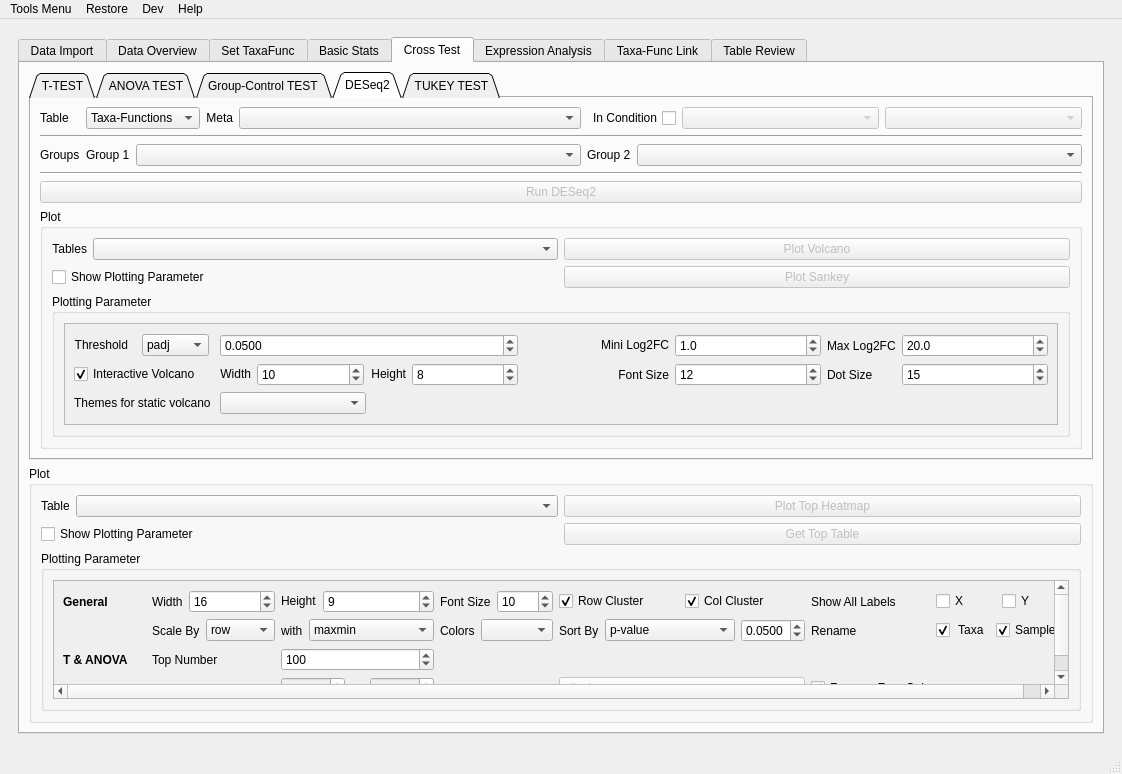
This is metax/gui/metax_gui/main_window.ui in byemaxx/MetaX as Qt 5 draws it before an edit. The edited form follows.
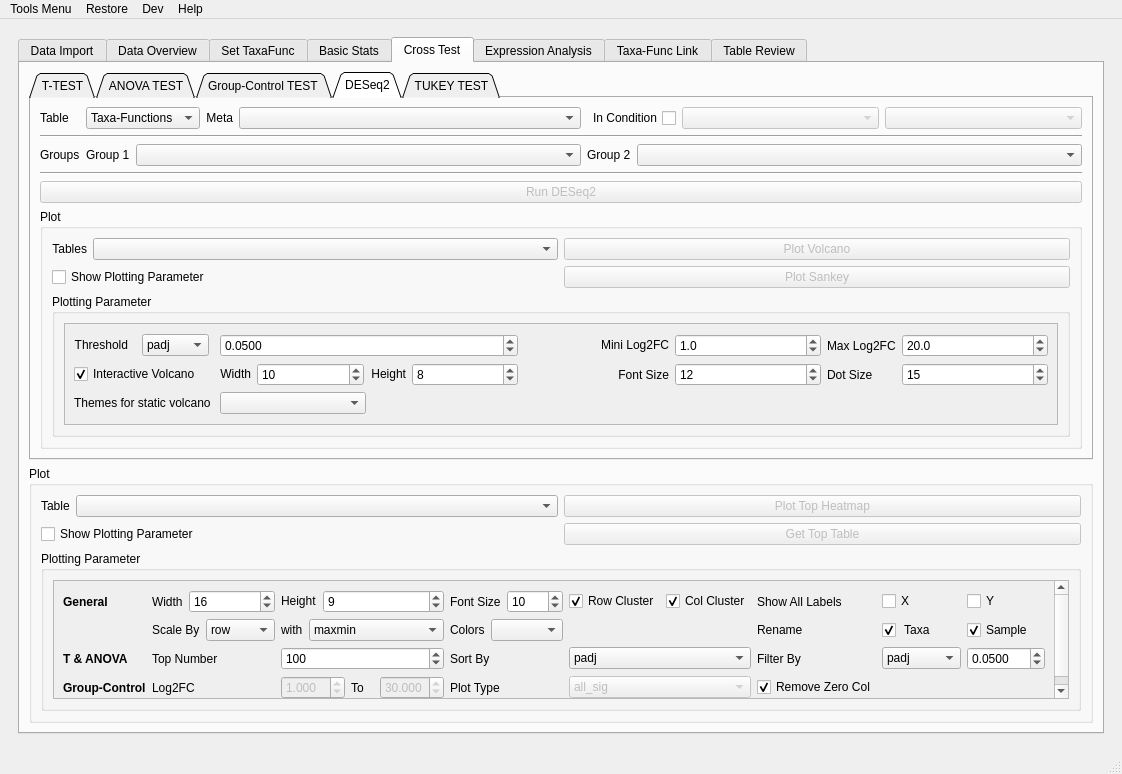
This is the edited form. The open tabs and pages were chosen to show the change.

```diff
--- a/metax/gui/metax_gui/main_window.ui
+++ b/metax/gui/metax_gui/main_window.ui
@@ -3738,12 +3738,12 @@
                       <rect>
                        <x>0</x>
                        <y>0</y>
-                       <width>1020</width>
-                       <height>126</height>
+                       <width>1003</width>
+                       <height>128</height>
                       </rect>
                      </property>
                      <layout class="QGridLayout" name="gridLayout_38">
-                      <item row="0" column="1">
+                      <item row="0" column="0">
                        <layout class="QGridLayout" name="gridLayout_51">
                         <item row="0" column="5">
                          <widget class="QLabel" name="label_131">
@@ -4266,106 +4266,6 @@
                           </property>
                          </widget>
                         </item>
-                        <item row="1" column="4">
-                         <layout class="QHBoxLayout" name="horizontalLayout_93">
-                          <item>
-                           <widget class="QLabel" name="label_57">
-                            <property name="sizePolicy">
-                             <sizepolicy hsizetype="Fixed" vsizetype="Preferred">
-                              <horstretch>0</horstretch>
-                              <verstretch>0</verstretch>
-                             </sizepolicy>
-                            </property>
-                            <property name="minimumSize">
-                             <size>
-                              <width>0</width>
-                              <height>0</height>
-                             </size>
-                            </property>
-                            <property name="maximumSize">
-                             <size>
-                              <width>16777215</width>
-                              <height>16777215</height>
-                             </size>
-                            </property>
-                            <property name="text">
-                             <string>Sort By</string>
-                            </property>
-                           </widget>
-                          </item>
-                          <item>
-                           <widget class="QComboBox" name="comboBox_top_heatmap_sort_type">
-                            <property name="sizePolicy">
-                             <sizepolicy hsizetype="Preferred" vsizetype="Fixed">
-                              <horstretch>0</horstretch>
-                              <verstretch>0</verstretch>
-                             </sizepolicy>
-                            </property>
-                            <property name="minimumSize">
-                             <size>
-                              <width>0</width>
-                              <height>0</height>
-                             </size>
-                            </property>
-                            <property name="maximumSize">
-                             <size>
-                              <width>16777215</width>
-                              <height>16777215</height>
-                             </size>
-                            </property>
-                            <item>
-                             <property name="text">
-                              <string>p-value</string>
-                             </property>
-                            </item>
-                            <item>
-                             <property name="text">
-                              <string>f-statistic (ANOVA)</string>
-                             </property>
-                            </item>
-                            <item>
-                             <property name="text">
-                              <string>t-statistic (T-Test)</string>
-                             </property>
-                            </item>
-                           </widget>
-                          </item>
-                          <item>
-                           <widget class="QDoubleSpinBox" name="doubleSpinBox_top_heatmap_pvalue">
-                            <property name="sizePolicy">
-                             <sizepolicy hsizetype="Preferred" vsizetype="Fixed">
-                              <horstretch>0</horstretch>
-                              <verstretch>0</verstretch>
-                             </sizepolicy>
-                            </property>
-                            <property name="minimumSize">
-                             <size>
-                              <width>0</width>
-                              <height>0</height>
-                             </size>
-                            </property>
-                            <property name="maximumSize">
-                             <size>
-                              <width>16777215</width>
-                              <height>16777215</height>
-                             </size>
-                            </property>
-                            <property name="decimals">
-                             <number>4</number>
-                            </property>
-                            <property name="maximum">
-                             <double>1.000000000000000</double>
-                            </property>
-                            <property name="singleStep">
-                             <double>0.010000000000000</double>
-                            </property>
-                            <property name="value">
-                             <double>0.050000000000000</double>
-                            </property>
-                           </widget>
-                          </item>
-                         </layout>
-                        </item>
                         <item row="0" column="4">
                          <layout class="QHBoxLayout" name="horizontalLayout_84">
                           <item>
@@ -4716,6 +4616,132 @@
                           </item>
                          </layout>
                         </item>
+                        <item row="2" column="6">
+                         <layout class="QHBoxLayout" name="horizontalLayout_102">
+                          <item>
+                           <widget class="QComboBox" name="comboBox_top_heatmap_p_type">
+                            <item>
+                             <property name="text">
+                              <string>padj</string>
+                             </property>
+                            </item>
+                            <item>
+                             <property name="text">
+                              <string>pvalue</string>
+                             </property>
+                            </item>
+                           </widget>
+                          </item>
+                          <item>
+                           <widget class="QDoubleSpinBox" name="doubleSpinBox_top_heatmap_pvalue">
+                            <property name="sizePolicy">
+                             <sizepolicy hsizetype="Preferred" vsizetype="Fixed">
+                              <horstretch>0</horstretch>
+                              <verstretch>0</verstretch>
+                             </sizepolicy>
+                            </property>
+                            <property name="minimumSize">
+                             <size>
+                              <width>0</width>
+                              <height>0</height>
+                             </size>
+                            </property>
+                            <property name="maximumSize">
+                             <size>
+                              <width>16777215</width>
+                              <height>16777215</height>
+                             </size>
+                            </property>
+                            <property name="decimals">
+                             <number>4</number>
+                            </property>
+                            <property name="maximum">
+                             <double>1.000000000000000</double>
+                            </property>
+                            <property name="singleStep">
+                             <double>0.010000000000000</double>
+                            </property>
+                            <property name="value">
+                             <double>0.050000000000000</double>
+                            </property>
+                           </widget>
+                          </item>
+                         </layout>
+                        </item>
+                        <item row="2" column="5">
+                         <widget class="QLabel" name="label_197">
+                          <property name="text">
+                           <string>Filter By</string>
+                          </property>
+                         </widget>
+                        </item>
+                        <item row="2" column="3">
+                         <widget class="QLabel" name="label_57">
+                          <property name="sizePolicy">
+                           <sizepolicy hsizetype="Fixed" vsizetype="Preferred">
+                            <horstretch>0</horstretch>
+                            <verstretch>0</verstretch>
+                           </sizepolicy>
+                          </property>
+                          <property name="minimumSize">
+                           <size>
+                            <width>0</width>
+                            <height>0</height>
+                           </size>
+                          </property>
+                          <property name="maximumSize">
+                           <size>
+                            <width>16777215</width>
+                            <height>16777215</height>
+                           </size>
+                          </property>
+                          <property name="text">
+                           <string>Sort By</string>
+                          </property>
+                         </widget>
+                        </item>
+                        <item row="2" column="4">
+                         <widget class="QComboBox" name="comboBox_top_heatmap_sort_type">
+                          <property name="sizePolicy">
+                           <sizepolicy hsizetype="Preferred" vsizetype="Fixed">
+                            <horstretch>0</horstretch>
+                            <verstretch>0</verstretch>
+                           </sizepolicy>
+                          </property>
+                          <property name="minimumSize">
+                           <size>
+                            <width>0</width>
+                            <height>0</height>
+                           </size>
+                          </property>
+                          <property name="maximumSize">
+                           <size>
+                            <width>16777215</width>
+                            <height>16777215</height>
+                           </size>
+                          </property>
+                          <item>
+                           <property name="text">
+                            <string>padj</string>
+                           </property>
+                          </item>
+                          <item>
+                           <property name="text">
+                            <string>f-statistic (ANOVA)</string>
+                           </property>
+                          </item>
+                          <item>
+                           <property name="text">
+                            <string>t-statistic (T-Test)</string>
+                           </property>
+                          </item>
+                          <item>
+                           <property name="text">
+                            <string>pvalue</string>
+                           </property>
+                          </item>
+                         </widget>
+                        </item>
                        </layout>
                       </item>
                      </layout>
```
Left out of the diff: 4 changed lines with no effect on the pictures.
